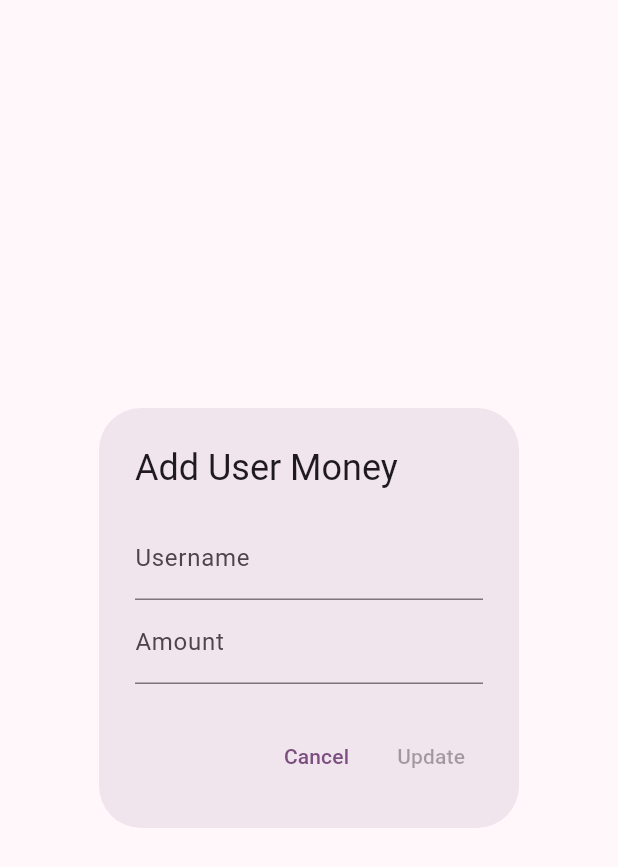
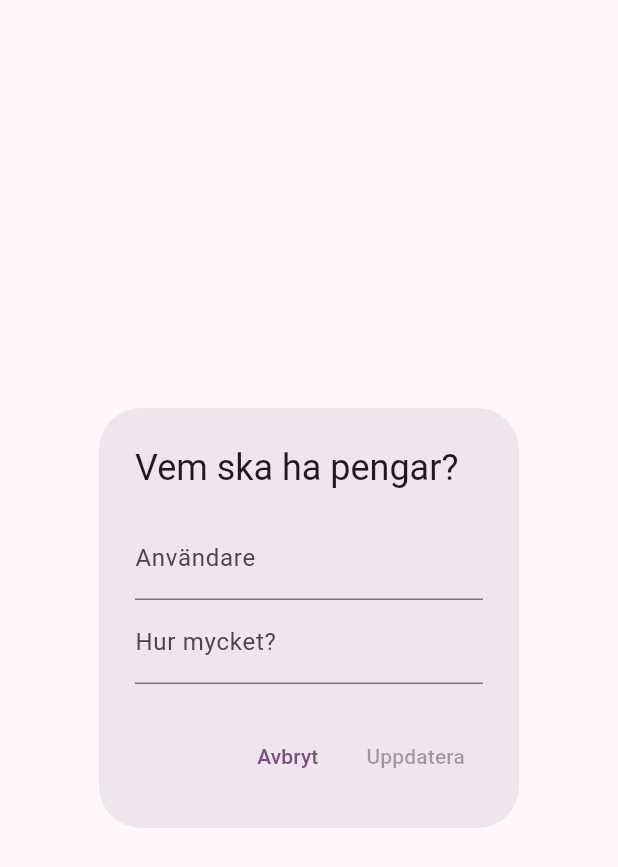
Before and after one commit to holewa/sparboessan, a Flutter app: the AddMoneyDialog widget shown alone on an empty page, opened directly, on a phone screen of 412 x 824 dp. Shown: the top 867 px of the screen. Run offline on Flutter 3.47's test engine with Material 3 defaults, Android fonts, the phone set to English and light mode, and no system bars; our stand-ins replace font_awesome_flutter, shared_preferences; accounts and stored records are empty; network calls fail.

```diff
--- a/lib/pages/logged-in/home_page_li_super_user.dart
+++ b/lib/pages/logged-in/home_page_li_super_user.dart
@@ -39,7 +39,7 @@ class HomePageLoggedInSuperUser extends StatelessWidget {
               }
             }
           },
-          child: const Text('Add User Money'),
+          child: const Text('Ge någon lite flous?'),
         ),
       ),
     );
--- a/lib/providers/user_provider.dart
+++ b/lib/providers/user_provider.dart
@@ -6,6 +6,8 @@ import 'package:shared_preferences/shared_preferences.dart';
 class UserProvider extends ChangeNotifier {
   final Map<String, User> _users = {};
   User? _user;
+
+  String _selectedUser = '';
 
   final List<String> users = ['Ruben', 'Otto', 'Admin'];
 
@@ -24,6 +26,8 @@ class UserProvider extends ChangeNotifier {
   bool get isSuperUser =>
       _user != null && _superUsers.contains(_user!.username);
 
+  String get selectedUser => _selectedUser;
+
   Map<String, bool>? get featureToggles => user?.featureToggles;
 
   UserProvider(this._moneyService) {
@@ -37,7 +41,6 @@ class UserProvider extends ChangeNotifier {
 
   Future<bool> logIn(String username) async {
     if (users.contains(username)) {
-      // await loadFeatureToggles();
       if (!_users.containsKey(username)) {
         final user = User(username: username);
         _users[username] = user;
@@ -106,4 +109,10 @@ class UserProvider extends ChangeNotifier {
     featureToggles![featureKey] = !(featureToggles![featureKey] ?? false);
     notifyListeners();
   }
+
+  void setSelectedUser(String user) {
+    _selectedUser = user;
+    notifyListeners();
+  }
+
 }
--- a/lib/widgets/add_money_dialog.dart
+++ b/lib/widgets/add_money_dialog.dart
@@ -36,20 +36,20 @@ class _AddMoneyDialogState extends State<AddMoneyDialog> {
   @override
   Widget build(BuildContext context) {
     return AlertDialog(
-      title: const Text('Add User Money'),
+      title: const Text('Vem ska ha pengar?'),
       content: Column(
         mainAxisSize: MainAxisSize.min,
         children: <Widget>[
           TextField(
             controller: _usernameController,
             decoration: const InputDecoration(
-              labelText: 'Username',
+              labelText: 'Användare',
             ),
           ),
           TextField(
             controller: _amountController,
             decoration: const InputDecoration(
-              labelText: 'Amount',
+              labelText: 'Hur mycket?',
             ),
             keyboardType: TextInputType.number,
           ),
@@ -60,7 +60,7 @@ class _AddMoneyDialogState extends State<AddMoneyDialog> {
           onPressed: () {
             Navigator.pop(context); // User pressed Cancel
           },
-          child: const Text('Cancel'),
+          child: const Text('Avbryt'),
         ),
         TextButton(
           onPressed: _isButtonEnabled
@@ -72,12 +72,12 @@ class _AddMoneyDialogState extends State<AddMoneyDialog> {
                     Navigator.pop(context, {'username': username, 'amount': amount});
                   } else {
                     ScaffoldMessenger.of(context).showSnackBar(
-                      SnackBar(content: Text('Invalid amount')),
+                      SnackBar(content: Text('Ogiltig summa')),
                     );
                   }
                 }
               : null,
-          child: const Text('Update'),
+          child: const Text('Uppdatera'),
         ),
       ],
     );
```
Also changed, not shown: lib/widgets/log_in_dialog.dart (+60 -12 lines).
